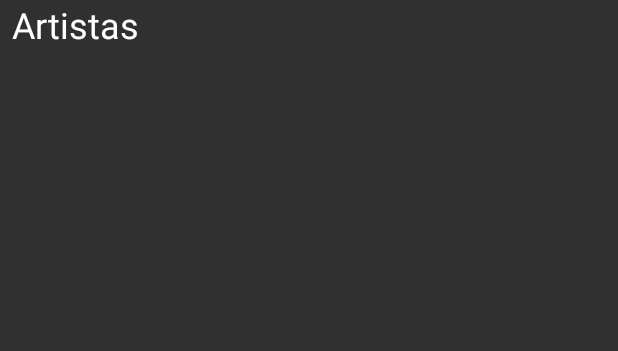
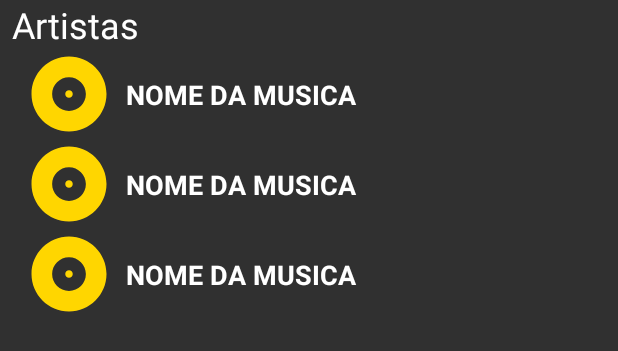
Before and after one commit to joaogoes1/goes-player, an Android app: the layout artist_fragment.xml on its own in the app's theme, with its tools: preview values and no code run, on a phone screen of 412 x 824 dp. Shown: the top 351 px of the screen. Run offline under Robolectric (Android 15) with nearby library versions, the phone set to English and light mode, and no system bars.

Commit message:
Implement ArtistFragment

```diff
--- a/app/src/main/kotlin/com/goestech/goesplayer/data/database/dao/MusicDao.kt
+++ b/app/src/main/kotlin/com/goestech/goesplayer/data/database/dao/MusicDao.kt
@@ -13,4 +13,7 @@ interface MusicDao {
 
     @Insert(onConflict = OnConflictStrategy.REPLACE)
     fun insertAll(vararg musics: Music)
+
+    @Query("SELECT artist FROM music GROUP BY artist")
+    fun getAllArtists(): List<String>
 }
--- a/app/src/main/kotlin/com/goestech/goesplayer/data/datasource/music/MusicLocalDataSource.kt
+++ b/app/src/main/kotlin/com/goestech/goesplayer/data/datasource/music/MusicLocalDataSource.kt
@@ -7,4 +7,6 @@ interface MusicLocalDataSource {
     suspend fun getAllMusics(): List<Music>
 
     suspend fun saveMusics(musics: List<Music>)
+
+    suspend fun getAllArtists(): List<String>
 }
--- a/app/src/main/kotlin/com/goestech/goesplayer/data/datasource/music/MusicLocalDataSourceImpl.kt
+++ b/app/src/main/kotlin/com/goestech/goesplayer/data/datasource/music/MusicLocalDataSourceImpl.kt
@@ -15,4 +15,8 @@ class MusicLocalDataSourceImpl(
     override suspend fun saveMusics(musics: List<Music>) = withContext(Dispatchers.IO) {
         musicDao.insertAll(*musics.toTypedArray())
     }
+
+    override suspend fun getAllArtists(): List<String> = withContext(Dispatchers.IO) {
+        musicDao.getAllArtists()
+    }
 }
--- a/app/src/main/kotlin/com/goestech/goesplayer/di/AppModules.kt
+++ b/app/src/main/kotlin/com/goestech/goesplayer/di/AppModules.kt
@@ -9,6 +9,7 @@ import com.goestech.goesplayer.data.datasource.music.MusicStorageDataSource
 import com.goestech.goesplayer.data.datasource.music.MusicStorageDataSourceImpl
 import com.goestech.goesplayer.data.repository.music.MusicRepository
 import com.goestech.goesplayer.data.repository.music.MusicRepositoryImpl
+import com.goestech.goesplayer.view.home.artist.ArtistViewModel
 import com.goestech.goesplayer.view.home.music.MusicViewModel
 import com.goestech.goesplayer.view.splash.SplashViewModel
 import org.koin.android.ext.koin.androidContext
@@ -18,6 +19,7 @@ import org.koin.dsl.module
 val viewModelModule = module {
     viewModel { SplashViewModel(get()) }
     viewModel { MusicViewModel(get()) }
+    viewModel { ArtistViewModel(get()) }
 }
 
 val repositoryModule = module {
--- a/app/src/main/kotlin/com/goestech/goesplayer/view/home/HomeFragmentViewPagerAdapter.kt
+++ b/app/src/main/kotlin/com/goestech/goesplayer/view/home/HomeFragmentViewPagerAdapter.kt
@@ -1,7 +1,11 @@
 package com.goestech.goesplayer.view.home
 
+import androidx.core.content.ContentProviderCompat.requireContext
+import androidx.core.content.ContextCompat
 import androidx.fragment.app.Fragment
 import androidx.viewpager2.adapter.FragmentStateAdapter
+import androidx.viewpager2.widget.ViewPager2
+import com.goestech.goesplayer.R
 import com.goestech.goesplayer.view.home.album.AlbumFragment
 import com.goestech.goesplayer.view.home.artist.ArtistFragment
 import com.goestech.goesplayer.view.home.folder.FolderFragment
@@ -9,6 +13,8 @@ import com.goestech.goesplayer.view.home.gender.GenderFragment
 import com.goestech.goesplayer.view.home.music.MusicFragment
 import com.goestech.goesplayer.view.home.playlist.PlaylistFragment
 import com.goestech.goesplayer.view.home.welcome.WelcomeFragment
+import com.google.android.material.tabs.TabLayout
+import com.google.android.material.tabs.TabLayoutMediator
 
 class HomeFragmentViewPagerAdapter(fragment: Fragment) : FragmentStateAdapter(fragment) {
 
--- /dev/null
+++ b/app/src/main/kotlin/com/goestech/goesplayer/view/home/artist/ArtistFragmentListener.kt
@@ -0,0 +1,5 @@
+package com.goestech.goesplayer.view.home.artist
+
+interface ArtistFragmentListener {
+    fun openArtist(artist: String)
+}
--- a/app/src/main/kotlin/com/goestech/goesplayer/view/home/music/MusicFragmentAdapter.kt
+++ b/app/src/main/kotlin/com/goestech/goesplayer/view/home/music/MusicFragmentAdapter.kt
@@ -15,7 +15,7 @@ class MusicFragmentAdapter(
     private val listener: MusicFragmentListener
 ) : ListAdapter<Music, MusicFragmentAdapterViewHolder>(MusicDiffUtil) {
 
-    class MusicFragmentAdapterViewHolder(val binding: MusicListItemBinding) : RecyclerView.ViewHolder(binding.root)
+    inner class MusicFragmentAdapterViewHolder(val binding: MusicListItemBinding) : RecyclerView.ViewHolder(binding.root)
 
     override fun onCreateViewHolder(parent: ViewGroup, viewType: Int): MusicFragmentAdapterViewHolder {
         val inflater = LayoutInflater.from(parent.context)
--- a/app/src/main/res/layout/album_fragment.xml
+++ b/app/src/main/res/layout/album_fragment.xml
@@ -27,9 +27,11 @@
             android:id="@+id/album_fragment_list"
             android:layout_width="match_parent"
             android:layout_height="0dp"
+            app:layoutManager="androidx.recyclerview.widget.LinearLayoutManager"
             app:layout_constraintBottom_toBottomOf="parent"
             app:layout_constraintEnd_toEndOf="parent"
             app:layout_constraintStart_toStartOf="parent"
-            app:layout_constraintTop_toBottomOf="@id/album_fragment_title" />
+            app:layout_constraintTop_toBottomOf="@id/album_fragment_title"
+            tools:listitem="@layout/simple_list_item" />
     </androidx.constraintlayout.widget.ConstraintLayout>
 </layout>
--- a/app/src/main/res/layout/artist_fragment.xml
+++ b/app/src/main/res/layout/artist_fragment.xml
@@ -1,6 +1,7 @@
 <?xml version="1.0" encoding="utf-8"?>
 <layout xmlns:android="http://schemas.android.com/apk/res/android"
-    xmlns:app="http://schemas.android.com/apk/res-auto">
+    xmlns:app="http://schemas.android.com/apk/res-auto"
+    xmlns:tools="http://schemas.android.com/tools">
 
     <androidx.constraintlayout.widget.ConstraintLayout
         android:layout_width="match_parent"
@@ -26,9 +27,11 @@
             android:id="@+id/artist_fragment_list"
             android:layout_width="match_parent"
             android:layout_height="0dp"
+            app:layoutManager="androidx.recyclerview.widget.LinearLayoutManager"
             app:layout_constraintBottom_toBottomOf="parent"
             app:layout_constraintEnd_toEndOf="parent"
             app:layout_constraintStart_toStartOf="parent"
-            app:layout_constraintTop_toBottomOf="@id/artist_fragment_title" />
+            app:layout_constraintTop_toBottomOf="@id/artist_fragment_title"
+            tools:listitem="@layout/simple_list_item" />
     </androidx.constraintlayout.widget.ConstraintLayout>
 </layout>
--- /dev/null
+++ b/app/src/main/res/layout/simple_list_item.xml
@@ -0,0 +1,41 @@
+<?xml version="1.0" encoding="utf-8"?>
+<layout xmlns:android="http://schemas.android.com/apk/res/android"
+    xmlns:app="http://schemas.android.com/apk/res-auto"
+    xmlns:tools="http://schemas.android.com/tools">
+
+    <androidx.constraintlayout.widget.ConstraintLayout
+        android:id="@+id/simple_list_item_layout"
+        android:layout_width="match_parent"
+        android:layout_height="wrap_content"
+        android:paddingHorizontal="16dp">
+
+        <ImageView
+            android:id="@+id/simple_list_item_image"
+            android:layout_width="60dp"
+            android:layout_height="60dp"
+            android:layout_centerVertical="true"
+            android:importantForAccessibility="no"
+            android:scaleType="centerCrop"
+            app:layout_constraintBottom_toBottomOf="parent"
+            app:layout_constraintEnd_toEndOf="parent"
+            app:layout_constraintHorizontal_bias="0.0"
+            app:layout_constraintStart_toStartOf="parent"
+            app:layout_constraintTop_toTopOf="parent"
+            tools:src="@drawable/album_placeholder" />
+
+        <TextView
+            android:id="@+id/simples_list_item_title"
+            android:layout_width="0dp"
+            android:layout_height="wrap_content"
+            android:layout_marginStart="8dp"
+            android:maxLines="1"
+            android:textColor="@color/white"
+            android:textSize="18sp"
+            android:textStyle="bold"
+            app:layout_constraintBottom_toBottomOf="@+id/simple_list_item_image"
+            app:layout_constraintEnd_toEndOf="parent"
+            app:layout_constraintStart_toEndOf="@id/simple_list_item_image"
+            app:layout_constraintTop_toTopOf="@id/simple_list_item_image"
+            tools:text="NOME DA MUSICA" />
+    </androidx.constraintlayout.widget.ConstraintLayout>
+</layout>
```
Also changed, not shown: app/src/main/kotlin/com/goestech/goesplayer/data/repository/music/MusicRepository.kt (+4 -3 lines), app/src/main/kotlin/com/goestech/goesplayer/view/home/artist/ArtistFragment.kt (+36 -1 lines), app/src/main/kotlin/com/goestech/goesplayer/view/home/artist/ArtistFragmentAdapter.kt (added, +29 -0 lines), app/src/main/kotlin/com/goestech/goesplayer/view/home/artist/ArtistViewModel.kt (added, +20 -0 lines), app/src/main/kotlin/com/goestech/goesplayer/view/home/artist/StringDiffUtil.kt (added, +11 -0 lines), app/src/main/res/layout/folder_fragment.xml (+5 -2 lines), app/src/main/res/layout/gender_fragment.xml (+5 -2 lines), app/src/main/res/layout/playlist_fragment.xml (+5 -2 lines), app/src/main/res/layout/profile_fragment.xml (deleted, +0 -10 lines).
